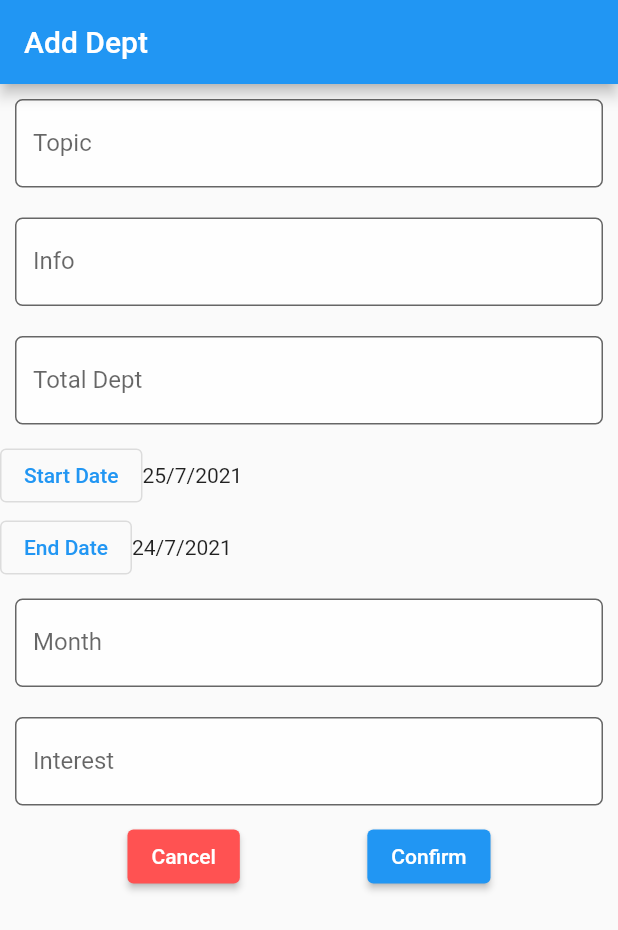
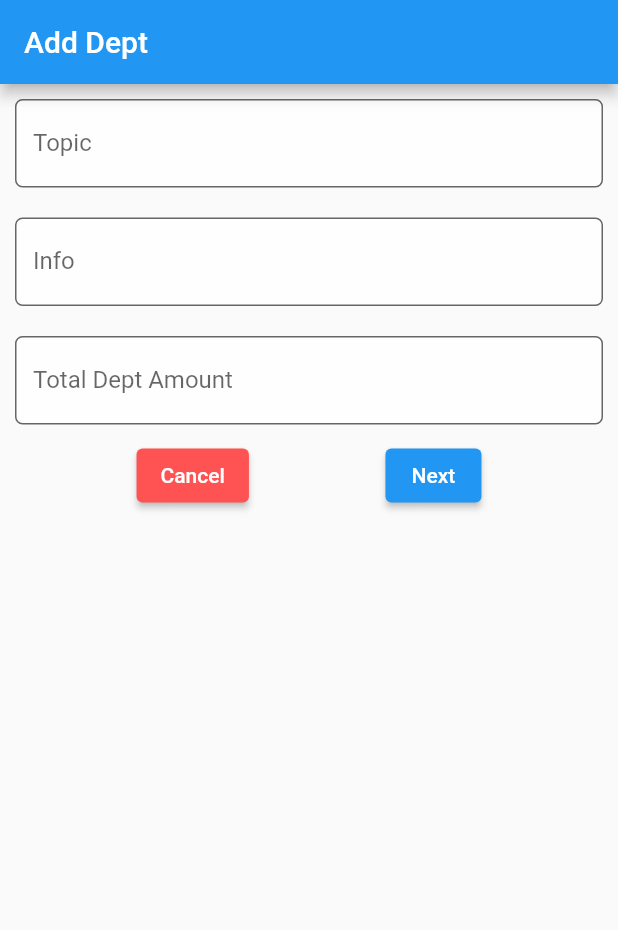
Before and after one commit to Xillyk/Flutter-Dept-Counter-App, a Flutter app: the DeptPage screen opened by its route, after a tap on "Create", on a phone screen of 412 x 824 dp. Shown: the top 930 px of the screen. Run offline on Flutter 3.47's test engine with Material 2 defaults, Android fonts, the phone set to English and light mode, and no system bars.

Commit message:
split dept_add_form_page

```diff
--- a/dept_counter/lib/page/sub_dept_page/dept_add_form_page.dart
+++ b/dept_counter/lib/page/sub_dept_page/dept_add_time_info_page.dart
@@ -1,85 +1,27 @@
 import 'package:flutter/material.dart';
 
-class DeptAddFormPage extends StatefulWidget {
+class DeptAddTimeInfoPage extends StatefulWidget {
+  // const DeptSelectPage({Key? key}) : super(key: key);
+
   @override
-  _DeptAddFormPageState createState() => _DeptAddFormPageState();
+  _DeptAddTimeInfoPageState createState() => _DeptAddTimeInfoPageState();
 }
 
-class _DeptAddFormPageState extends State<DeptAddFormPage> {
+class _DeptAddTimeInfoPageState extends State<DeptAddTimeInfoPage> {
   final _formKey = GlobalKey<FormState>();
 
   @override
   Widget build(BuildContext context) {
-    return WillPopScope(
-      onWillPop: () async => false,
+    return SafeArea(
       child: Scaffold(
         appBar: AppBar(
-          title: Text('Add Dept'),
+          title: Text('Add Time Info'),
           automaticallyImplyLeading: false,
         ),
         body: Form(
           key: _formKey,
-          child: ListView(
+          child: Column(
             children: <Widget>[
-              Padding(
-                padding: const EdgeInsets.all(10.0),
-                child: TextFormField(
-                  decoration: InputDecoration(
-                    fillColor: Colors.white70,
-                    filled: true,
-                    labelText: 'Topic',
-                    border: OutlineInputBorder(
-                      borderRadius: BorderRadius.circular(5.0),
-                    ),
-                  ),
-                  validator: (value) {
-                    if (value == null || value.isEmpty) {
-                      return 'Topic required!';
-                    }
-                    return null;
-                  },
-                ),
-              ),
-              Padding(
-                padding: const EdgeInsets.all(10.0),
-                child: TextFormField(
-                  decoration: InputDecoration(
-                    fillColor: Colors.white70,
-                    filled: true,
-                    labelText: 'Info',
-                    border: OutlineInputBorder(
-                      borderRadius: BorderRadius.circular(5.0),
-                    ),
-                  ),
-                  validator: (value) {
-                    if (value == null || value.isEmpty) {
-                      return 'Topic required!';
-                    }
-                    return null;
-                  },
-                ),
-              ),
-              Padding(
-                padding: const EdgeInsets.all(10.0),
-                child: TextFormField(
-                  decoration: InputDecoration(
-                    fillColor: Colors.white70,
-                    filled: true,
-                    labelText: 'Total Dept',
-                    border: OutlineInputBorder(
-                      borderRadius: BorderRadius.circular(5.0),
-                    ),
-                  ),
-                  validator: (value) {
-                    if (value == null || value.isEmpty) {
-                      return 'Total Dept required!';
-                    }
-                    return null;
-                  },
-                ),
-              ),
-              StartDatePickerWidget(),
-              EndDatePickerWidget(),
               Padding(
                 padding: const EdgeInsets.all(10.0),
                 child: TextFormField(
@@ -99,45 +41,33 @@ class _DeptAddFormPageState extends State<DeptAddFormPage> {
                   },
                 ),
               ),
-              Padding(
-                padding: const EdgeInsets.all(10.0),
-                child: TextFormField(
-                  decoration: InputDecoration(
-                    fillColor: Colors.white70,
-                    filled: true,
-                    labelText: 'Interest',
-                    border: OutlineInputBorder(
-                      borderRadius: BorderRadius.circular(5.0),
-                    ),
-                  ),
-                  validator: (value) {
-                    if (value == null || value.isEmpty) {
-                      return 'Interest required!';
-                    }
-                    return null;
-                  },
-                ),
-              ),
+              StartDatePickerWidget(),
+              EndDatePickerWidget(),
               Row(
                 mainAxisAlignment: MainAxisAlignment.spaceEvenly,
                 children: [
                   ElevatedButton(
-                    style: ElevatedButton.styleFrom(primary: Colors.redAccent),
+                    style: ElevatedButton.styleFrom(primary: Colors.amber),
                     onPressed: () {
-                      Navigator.pushReplacementNamed(context, '/dept-page');
+                      Navigator.pop(context);
                     },
                     child: Text(
-                      'Cancel',
+                      'Back',
                       // style: TextStyle(color: Colors.red),
                     ),
                   ),
                   ElevatedButton(
                     onPressed: () {
                       if (_formKey.currentState!.validate()) {
-                        Navigator.pushReplacementNamed(context, '/dept-page');
+                        // Navigator.pushReplacement(
+                        //   context,
+                        //   MaterialPageRoute(
+                        //     builder: (context) => DeptAddTimeInfoPage(),
+                        //   ),
+                        // );
                       }
                     },
-                    child: Text('Confirm'),
+                    child: Text('Next'),
                   ),
                 ],
               ),
--- /dev/null
+++ b/dept_counter/lib/page/sub_dept_page/dept_add_topic_info_page.dart
@@ -0,0 +1,116 @@
+import 'package:flutter/material.dart';
+import 'package:dept_counter/page/sub_dept_page/dept_add_time_info_page.dart';
+
+class DeptAddTopicInfoPage extends StatefulWidget {
+  @override
+  _DeptAddTopicInfoPageState createState() => _DeptAddTopicInfoPageState();
+}
+
+class _DeptAddTopicInfoPageState extends State<DeptAddTopicInfoPage> {
+  final _formKey = GlobalKey<FormState>();
+
+  @override
+  Widget build(BuildContext context) {
+    return WillPopScope(
+      onWillPop: () async => false,
+      child: Scaffold(
+        appBar: AppBar(
+          title: Text('Add Dept'),
+          automaticallyImplyLeading: false,
+        ),
+        body: Form(
+          key: _formKey,
+          child: ListView(
+            children: <Widget>[
+              Padding(
+                padding: const EdgeInsets.all(10.0),
+                child: TextFormField(
+                  decoration: InputDecoration(
+                    fillColor: Colors.white70,
+                    filled: true,
+                    labelText: 'Topic',
+                    border: OutlineInputBorder(
+                      borderRadius: BorderRadius.circular(5.0),
+                    ),
+                  ),
+                  validator: (value) {
+                    if (value == null || value.isEmpty) {
+                      return 'Topic required!';
+                    }
+                    return null;
+                  },
+                ),
+              ),
+              Padding(
+                padding: const EdgeInsets.all(10.0),
+                child: TextFormField(
+                  decoration: InputDecoration(
+                    fillColor: Colors.white70,
+                    filled: true,
+                    labelText: 'Info',
+                    border: OutlineInputBorder(
+                      borderRadius: BorderRadius.circular(5.0),
+                    ),
+                  ),
+                  validator: (value) {
+                    if (value == null || value.isEmpty) {
+                      return 'Topic required!';
+                    }
+                    return null;
+                  },
+                ),
+              ),
+              Padding(
+                padding: const EdgeInsets.all(10.0),
+                child: TextFormField(
+                  decoration: InputDecoration(
+                    fillColor: Colors.white70,
+                    filled: true,
+                    labelText: 'Total Dept Amount',
+                    border: OutlineInputBorder(
+                      borderRadius: BorderRadius.circular(5.0),
+                    ),
+                  ),
+                  validator: (value) {
+                    if (value == null || value.isEmpty) {
+                      return 'Total Dept required!';
+                    }
+                    return null;
+                  },
+                ),
+              ),
+              Row(
+                mainAxisAlignment: MainAxisAlignment.spaceEvenly,
+                children: [
+                  ElevatedButton(
+                    style: ElevatedButton.styleFrom(primary: Colors.redAccent),
+                    onPressed: () {
+                      Navigator.pushReplacementNamed(context, '/dept-page');
+                    },
+                    child: Text(
+                      'Cancel',
+                      // style: TextStyle(color: Colors.red),
+                    ),
+                  ),
+                  ElevatedButton(
+                    onPressed: () {
+                      if (_formKey.currentState!.validate()) {
+                        Navigator.push(
+                          context,
+                          MaterialPageRoute(
+                            builder: (context) => DeptAddTimeInfoPage(),
+                          ),
+                        );
+                      }
+                    },
+                    child: Text('Next'),
+                  ),
+                ],
+              ),
+            ],
+          ),
+        ),
+      ),
+    );
+  }
+}
--- a/dept_counter/lib/page/sub_dept_page/dept_page.dart
+++ b/dept_counter/lib/page/sub_dept_page/dept_page.dart
@@ -1,6 +1,6 @@
 import 'package:flutter/material.dart';
 // import 'package:provider/provider.dart';
-import 'package:dept_counter/modules/scheduler.dart';
+// import 'package:dept_counter/modules/scheduler.dart';
 
 class DeptPage extends StatelessWidget {
   @override
@@ -13,7 +13,7 @@ class DeptPage extends StatelessWidget {
       floatingActionButton: FloatingActionButton.extended(
         icon: const Icon(Icons.add),
         onPressed: () {
-          Navigator.pushReplacementNamed(context, '/dept-add-form-page');
+          Navigator.pushReplacementNamed(context, '/dept-add-topic-info-page');
         },
         label: const Text('Create'),
       ),
```
Also changed, not shown: dept_counter/lib/main.dart (+6 -3 lines).
